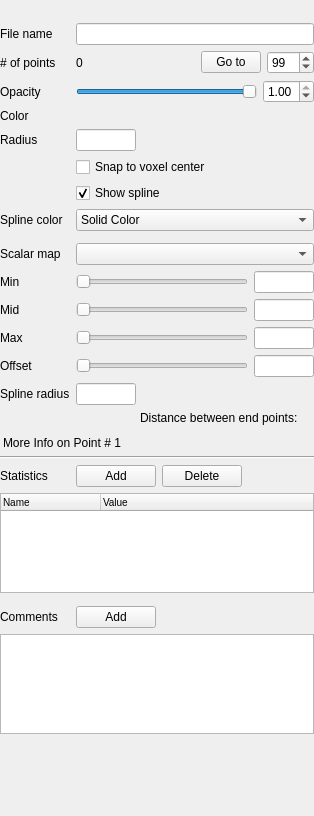
The window that freeview/PanelPointSet.ui (freesurfer/freesurfer) describes before a commit, drawn with Qt 5.
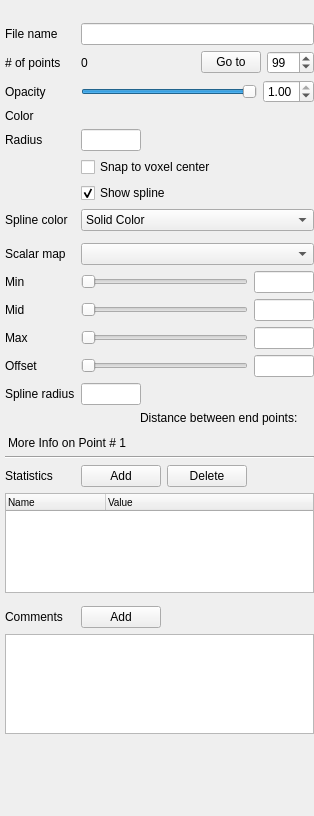
The same window after the commit. Custom widgets are drawn as their Qt base class.

Commit message: More UI tweeks for macOS

Diff of the .ui file:
```diff
--- a/freeview/PanelPointSet.ui
+++ b/freeview/PanelPointSet.ui
@@ -30,7 +30,7 @@
    </property>
    <layout class="QVBoxLayout" name="verticalLayout">
     <property name="leftMargin">
-     <number>0</number>
+     <number>5</number>
     </property>
     <property name="topMargin">
      <number>0</number>
@@ -143,7 +143,7 @@
           <rect>
            <x>0</x>
            <y>0</y>
-           <width>310</width>
+           <width>297</width>
            <height>98</height>
           </rect>
          </property>
```
The commit also changes 6 other files.
